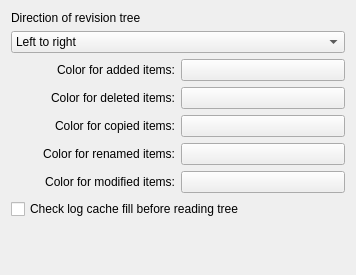
The window that src/settings/revisiontree_settings.ui (KDE/kdesvn) describes before a commit, drawn with Qt 5.
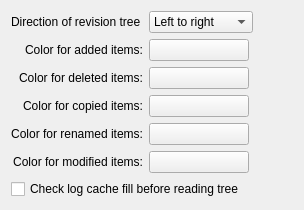
The same window after the commit. Custom widgets are drawn as their Qt base class.

Commit message: No functional changes, just some layout fixes so they're at least usable (don't collapse, don't expand anywhere)

Diff of the .ui file:
```diff
--- a/src/settings/revisiontree_settings.ui
+++ b/src/settings/revisiontree_settings.ui
@@ -2,26 +2,26 @@
 <ui version="4.0">
  <class>RevisionTreeSettings</class>
  <widget class="QWidget" name="RevisionTreeSettings">
-  <property name="geometry">
-   <rect>
-    <x>0</x>
-    <y>0</y>
-    <width>356</width>
-    <height>275</height>
-   </rect>
-  </property>
   <property name="windowTitle">
    <string>Revision tree Settings</string>
   </property>
-  <layout class="QVBoxLayout" name="verticalLayout">
-   <item>
-    <widget class="QLabel" name="label">
+  <layout class="QGridLayout" name="gridLayout_2">
+   <item row="0" column="0">
+    <layout class="QGridLayout" name="gridLayout">
+     <item row="4" column="1">
+      <widget class="KColorButton" name="kcfg_tree_rename_color">
+       <property name="maximumSize">
+        <size>
+         <width>100</width>
+         <height>16777215</height>
+        </size>
+       </property>
      <property name="text">
-      <string>Direction of revision tree</string>
+        <string/>
      </property>
     </widget>
    </item>
-   <item>
+     <item row="0" column="1">
     <widget class="KComboBox" name="kcfg_tree_direction">
      <item>
       <property name="text">
@@ -45,9 +45,7 @@
      </item>
     </widget>
    </item>
-   <item>
-    <layout class="QHBoxLayout">
-     <item>
+     <item row="1" column="0">
       <widget class="QLabel" name="m_AddColorLabel">
        <property name="text">
         <string>Color for added items:</string>
@@ -60,42 +58,20 @@
        </property>
       </widget>
      </item>
-     <item>
-      <widget class="KColorButton" name="kcfg_tree_add_color">
-       <property name="text">
-        <string/>
-       </property>
-      </widget>
-     </item>
-    </layout>
-   </item>
-   <item>
-    <layout class="QHBoxLayout">
-     <item>
-      <widget class="QLabel" name="textLabel2">
-       <property name="text">
-        <string>Color for deleted items:</string>
-       </property>
-       <property name="alignment">
-        <set>Qt::AlignRight|Qt::AlignTrailing|Qt::AlignVCenter</set>
-       </property>
-       <property name="wordWrap">
-        <bool>false</bool>
-       </property>
-      </widget>
-     </item>
-     <item>
+     <item row="2" column="1">
       <widget class="KColorButton" name="kcfg_tree_delete_color">
+       <property name="maximumSize">
+        <size>
+         <width>100</width>
+         <height>16777215</height>
+        </size>
+       </property>
        <property name="text">
         <string/>
        </property>
       </widget>
      </item>
-    </layout>
-   </item>
-   <item>
-    <layout class="QHBoxLayout">
-     <item>
+     <item row="3" column="0">
       <widget class="QLabel" name="textLabel3">
        <property name="text">
         <string>Color for copied items:</string>
@@ -108,18 +84,7 @@
        </property>
       </widget>
      </item>
-     <item>
-      <widget class="KColorButton" name="kcfg_tree_copy_color">
-       <property name="text">
-        <string/>
-       </property>
-      </widget>
-     </item>
-    </layout>
-   </item>
-   <item>
-    <layout class="QHBoxLayout">
-     <item>
+     <item row="4" column="0">
       <widget class="QLabel" name="textLabel4">
        <property name="text">
         <string>Color for renamed items:</string>
@@ -132,18 +97,7 @@
        </property>
       </widget>
      </item>
-     <item>
-      <widget class="KColorButton" name="kcfg_tree_rename_color">
-       <property name="text">
-        <string/>
-       </property>
-      </widget>
-     </item>
-    </layout>
-   </item>
-   <item>
-    <layout class="QHBoxLayout">
-     <item>
+     <item row="5" column="0">
       <widget class="QLabel" name="textLabel5">
        <property name="text">
         <string>Color for modified items:</string>
@@ -156,16 +110,66 @@
        </property>
       </widget>
      </item>
-     <item>
+     <item row="1" column="1">
+      <widget class="KColorButton" name="kcfg_tree_add_color">
+       <property name="maximumSize">
+        <size>
+         <width>100</width>
+         <height>16777215</height>
+        </size>
+       </property>
+       <property name="text">
+        <string/>
+       </property>
+      </widget>
+     </item>
+     <item row="0" column="0">
+      <widget class="QLabel" name="label">
+       <property name="text">
+        <string>Direction of revision tree</string>
+       </property>
+      </widget>
+     </item>
+     <item row="2" column="0">
+      <widget class="QLabel" name="textLabel2">
+       <property name="text">
+        <string>Color for deleted items:</string>
+       </property>
+       <property name="alignment">
+        <set>Qt::AlignRight|Qt::AlignTrailing|Qt::AlignVCenter</set>
+       </property>
+       <property name="wordWrap">
+        <bool>false</bool>
+       </property>
+      </widget>
+     </item>
+     <item row="3" column="1">
+      <widget class="KColorButton" name="kcfg_tree_copy_color">
+       <property name="maximumSize">
+        <size>
+         <width>100</width>
+         <height>16777215</height>
+        </size>
+       </property>
+       <property name="text">
+        <string/>
+       </property>
+      </widget>
+     </item>
+     <item row="5" column="1">
       <widget class="KColorButton" name="kcfg_tree_modify_color">
+       <property name="maximumSize">
+        <size>
+         <width>100</width>
+         <height>16777215</height>
+        </size>
+       </property>
        <property name="text">
         <string/>
        </property>
       </widget>
      </item>
-    </layout>
-   </item>
-   <item>
+     <item row="6" column="0" colspan="2">
     <widget class="QCheckBox" name="kcfg_fill_cache_on_tree">
      <property name="toolTip">
       <string>Should kdesvn check content of log cache before starting the tree</string>
@@ -180,7 +184,22 @@
      </property>
     </widget>
    </item>
-   <item>
+    </layout>
+   </item>
+   <item row="0" column="1">
+    <spacer name="horizontalSpacer">
+     <property name="orientation">
+      <enum>Qt::Horizontal</enum>
+     </property>
+     <property name="sizeHint" stdset="0">
+      <size>
+       <width>40</width>
+       <height>20</height>
+      </size>
+     </property>
+    </spacer>
+   </item>
+   <item row="1" column="0">
     <spacer>
      <property name="orientation">
       <enum>Qt::Vertical</enum>
@@ -191,7 +210,7 @@
      <property name="sizeHint" stdset="0">
       <size>
        <width>20</width>
-       <height>40</height>
+       <height>0</height>
       </size>
      </property>
     </spacer>
```
Lines whose indentation alone changed are shown as unchanged. The commit also changes 11 other files.
